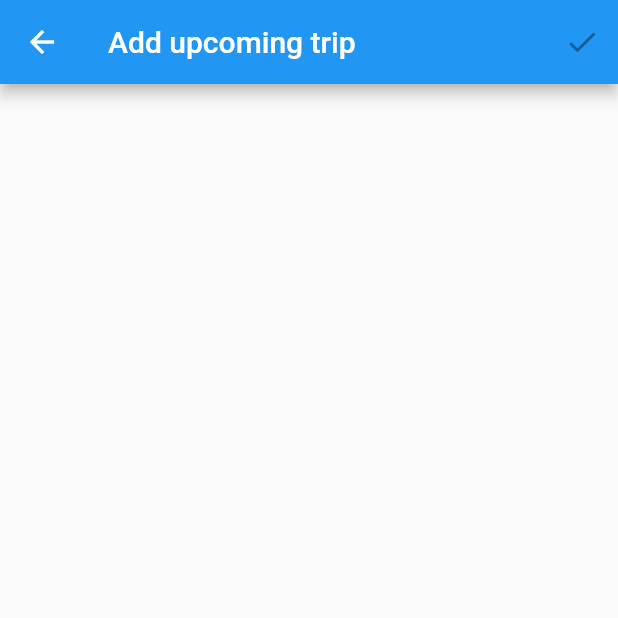
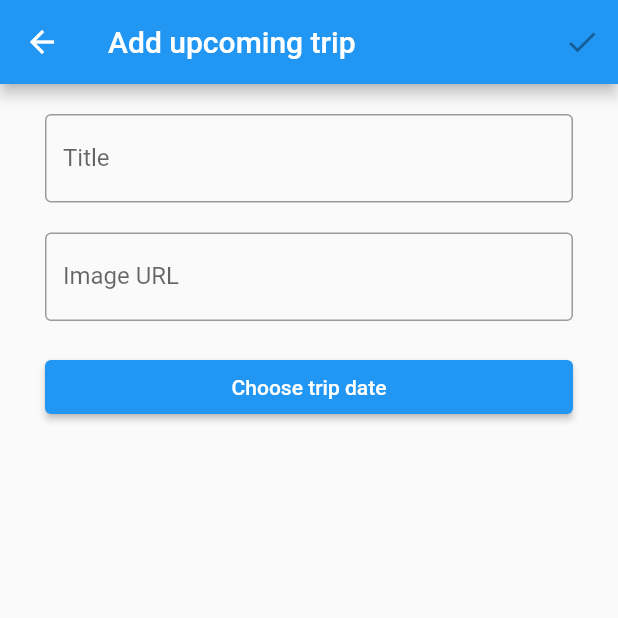
Before and after one commit to dominikawantrych/yourtripplaner, a Flutter app: the AddPage screen opened directly, on a phone screen of 412 x 824 dp, the top half of it. Run offline on Flutter 3.47's test engine with Material 2 defaults, Android fonts, the phone set to English and light mode, and no system bars; our stand-ins replace bloc, cloud_firestore, firebase_core, flutter_bloc; accounts and stored records are empty.

Commit message:
Add funcionality to AddPage

```diff
--- a/lib/Features/add/page/add_page.dart
+++ b/lib/Features/add/page/add_page.dart
@@ -40,7 +40,24 @@ class _AddPageState extends State<AddPage> {
                 ),
               ],
             ),
-            body: const AddPageBody(),
+            body: AddPageBody(
+              onTitleChanged: (newValue) {
+                setState(() {
+                  _title = newValue;
+                });
+              },
+              onImageUrlChanged: (newValue) {
+                setState(() {
+                  _imageURL = newValue;
+                });
+              },
+              onDateChanged: (newValue) {
+                setState(() {
+                  _date = newValue;
+                });
+              },
+              selectedDateFormatted: _date?.toIso8601String(),
+            ),
           );
         },
       ),
@@ -51,10 +68,61 @@ class _AddPageState extends State<AddPage> {
 class AddPageBody extends StatelessWidget {
   const AddPageBody({
     Key? key,
+    required this.onTitleChanged,
+    required this.onImageUrlChanged,
+    required this.onDateChanged,
+    this.selectedDateFormatted,
   }) : super(key: key);
+
+  final Function(String) onTitleChanged;
+  final Function(String) onImageUrlChanged;
+  final Function(DateTime?) onDateChanged;
+  final String? selectedDateFormatted;
 
   @override
   Widget build(BuildContext context) {
-    return ListView();
+    return ListView(
+        padding: const EdgeInsets.symmetric(
+          horizontal: 30,
+          vertical: 20,
+        ),
+        children: [
+          TextField(
+            onChanged: onTitleChanged,
+            decoration: const InputDecoration(
+              border: OutlineInputBorder(),
+              hintText: 'Spain',
+              label: Text('Title'),
+            ),
+          ),
+          const SizedBox(
+            height: 20,
+          ),
+          TextField(
+            onChanged: onImageUrlChanged,
+            decoration: const InputDecoration(
+              border: OutlineInputBorder(),
+              hintText: 'http:// ... .jpg',
+              label: Text('Image URL'),
+            ),
+          ),
+          const SizedBox(
+            height: 20,
+          ),
+          ElevatedButton(
+            onPressed: () async {
+              final selectedDate = await showDatePicker(
+                context: context,
+                initialDate: DateTime.now(),
+                firstDate: DateTime.now(),
+                lastDate: DateTime.now().add(
+                  const Duration(days: 365 * 10),
+                ),
+              );
+              onDateChanged(selectedDate);
+            },
+            child: Text(selectedDateFormatted ?? 'Choose trip date'),
+          ),
+        ]);
   }
 }
--- a/lib/Features/home/page/home_page.dart
+++ b/lib/Features/home/page/home_page.dart
@@ -2,6 +2,7 @@ import 'package:cloud_firestore/cloud_firestore.dart';
 
 import 'package:flutter/material.dart';
 import 'package:flutter_bloc/flutter_bloc.dart';
+import 'package:yourtripplaner/Features/add/page/add_page.dart';
 import 'package:yourtripplaner/Features/home/cubit/home_cubit.dart';
 
 class HomePage extends StatelessWidget {
@@ -16,7 +17,10 @@ class HomePage extends StatelessWidget {
           title: const Text('Plan Your Trip'),
         ),
         floatingActionButton: FloatingActionButton(
-          onPressed: () {},
+          onPressed: () {
+            Navigator.of(context)
+                .push(MaterialPageRoute(builder: (context) => const AddPage()));
+          },
           child: const Icon(Icons.add),
         ),
         body: BlocProvider(
```
